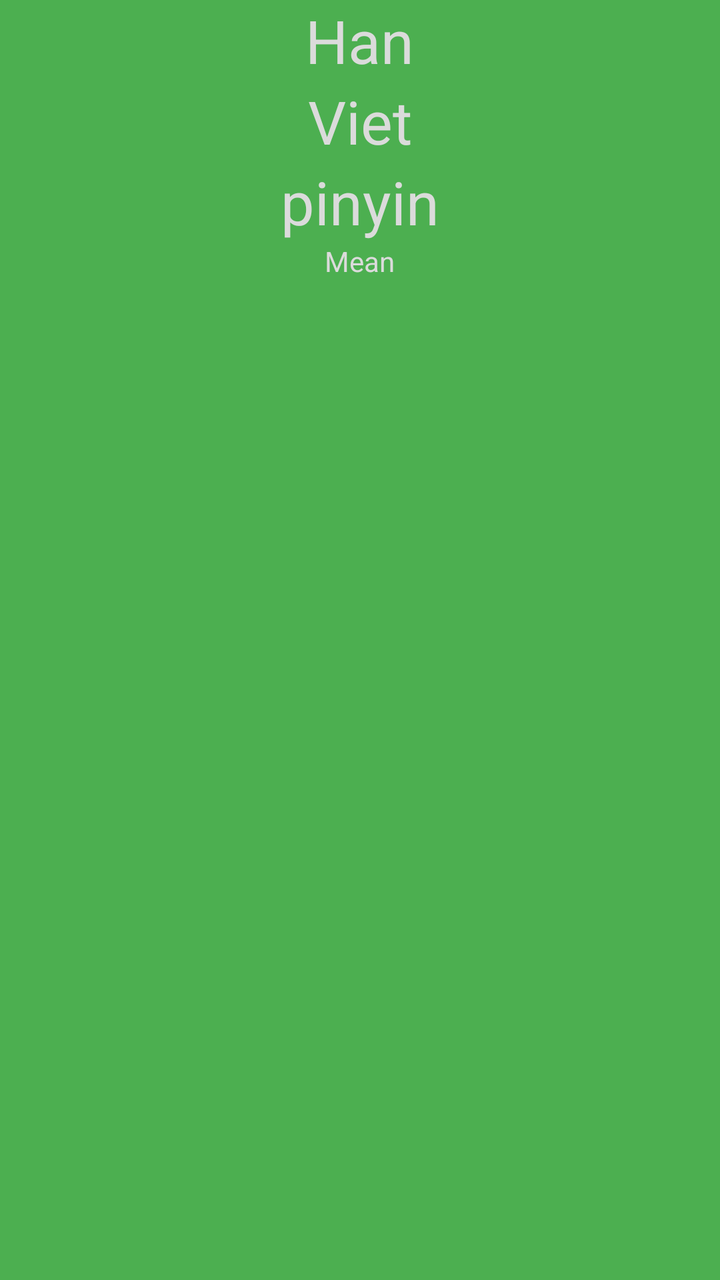
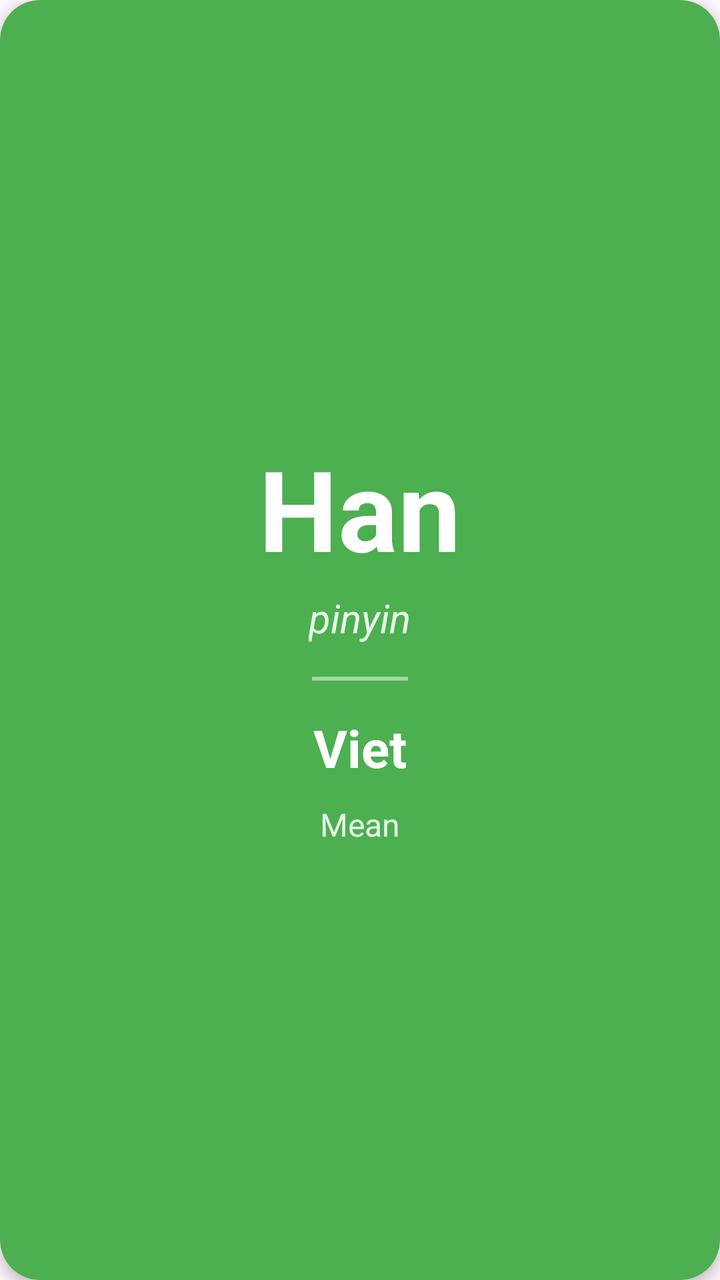

Before-and-after screenshots of an Android layout around one commit, followed by the original layout XML and the change that was made.
<!-- AndroidManifest.xml: application theme Theme.Tuan9 -->
<!-- res/layout/fragment_han_tu.xml -->
<?xml version="1.0" encoding="utf-8"?>
<LinearLayout
    xmlns:android="http://schemas.android.com/apk/res/android"
    xmlns:tools="http://schemas.android.com/tools"
    android:layout_width="match_parent"
    android:layout_height="match_parent"
    tools:context=".bai2.fragment.HanTuFragment"
    android:layout_margin="8dp"
    android:background="#4CAF50"
    android:orientation="vertical"
    android:gravity="center_horizontal">
    <TextView
        android:id="@+id/tvHan"
        android:layout_width="wrap_content"
        android:layout_height="wrap_content"
        android:text="Han"
        android:textColor="#DBDBDB"
        android:textSize="30sp"/>
    <TextView
        android:id="@+id/tvViet"
        android:layout_width="wrap_content"
        android:layout_height="wrap_content"
        android:text="Viet"
        android:textColor="#DBDBDB"
        android:textSize="30sp"/>
    <TextView
        android:id="@+id/tvPinyin"
        android:layout_width="wrap_content"
        android:layout_height="wrap_content"
        android:text="pinyin"
        android:textColor="#DBDBDB"
        android:textSize="30sp"/>
    <TextView
        android:id="@+id/tvMean"
        android:layout_width="wrap_content"
        android:layout_height="wrap_content"
        android:text="Mean"
        android:textColor="#DBDBDB" />

</LinearLayout>
<!-- resources referenced by this layout -->
<resources>
  <style name="Theme.Tuan9" parent="Base.Theme.Tuan9" />
  <style name="Base.Theme.Tuan9" parent="Theme.Material3.DayNight.NoActionBar">
          
          
      </style>
</resources>

<!-- the commit's change to res/layout/fragment_han_tu.xml (unified diff, before → after) -->
@@ -1,40 +1,68 @@
 <?xml version="1.0" encoding="utf-8"?>
-<LinearLayout
+<com.google.android.material.card.MaterialCardView
     xmlns:android="http://schemas.android.com/apk/res/android"
+    xmlns:app="http://schemas.android.com/apk/res-auto"
     xmlns:tools="http://schemas.android.com/tools"
     android:layout_width="match_parent"
     android:layout_height="match_parent"
-    tools:context=".bai2.fragment.HanTuFragment"
     android:layout_margin="8dp"
-    android:background="#4CAF50"
-    android:orientation="vertical"
-    android:gravity="center_horizontal">
-    <TextView
-        android:id="@+id/tvHan"
-        android:layout_width="wrap_content"
-        android:layout_height="wrap_content"
-        android:text="Han"
-        android:textColor="#DBDBDB"
-        android:textSize="30sp"/>
-    <TextView
-        android:id="@+id/tvViet"
-        android:layout_width="wrap_content"
-        android:layout_height="wrap_content"
-        android:text="Viet"
-        android:textColor="#DBDBDB"
-        android:textSize="30sp"/>
-    <TextView
-        android:id="@+id/tvPinyin"
-        android:layout_width="wrap_content"
-        android:layout_height="wrap_content"
-        android:text="pinyin"
-        android:textColor="#DBDBDB"
-        android:textSize="30sp"/>
-    <TextView
-        android:id="@+id/tvMean"
-        android:layout_width="wrap_content"
-        android:layout_height="wrap_content"
-        android:text="Mean"
-        android:textColor="#DBDBDB" />
+    app:cardBackgroundColor="#4CAF50"
+    app:cardCornerRadius="20dp"
+    app:cardElevation="4dp"
+    app:strokeWidth="0dp"
+    tools:context=".bai2.fragment.HanTuFragment">
 
-</LinearLayout>
+    <LinearLayout
+        android:layout_width="match_parent"
+        android:layout_height="match_parent"
+        android:orientation="vertical"
+        android:gravity="center"
+        android:paddingHorizontal="24dp"
+        android:paddingVertical="24dp">
+
+        <TextView
+            android:id="@+id/tvHan"
+            android:layout_width="wrap_content"
+            android:layout_height="wrap_content"
+            android:text="Han"
+            android:textColor="#FFFFFF"
+            android:textSize="56sp"
+            android:textStyle="bold" />
+
+        <TextView
+            android:id="@+id/tvPinyin"
+            android:layout_width="wrap_content"
+            android:layout_height="wrap_content"
+            android:layout_marginTop="4dp"
+            android:text="pinyin"
+            android:textColor="#E8F5E9"
+            android:textSize="20sp"
+            android:textStyle="italic" />
+
+        <View
+            android:layout_width="48dp"
+            android:layout_height="2dp"
+            android:layout_marginVertical="16dp"
+            android:background="#80FFFFFF" />
+
+        <TextView
+            android:id="@+id/tvViet"
+            android:layout_width="wrap_content"
+            android:layout_height="wrap_content"
+            android:text="Viet"
+            android:textColor="#FFFFFF"
+            android:textSize="26sp"
+            android:textStyle="bold" />
+
+        <TextView
+            android:id="@+id/tvMean"
+            android:layout_width="match_parent"
+            android:layout_height="wrap_content"
+            android:layout_marginTop="10dp"
+            android:gravity="center"
+            android:text="Mean"
+            android:textColor="#E8F5E9"
+            android:textSize="16sp" />
+
+    </LinearLayout>
+</com.google.android.material.card.MaterialCardView>
